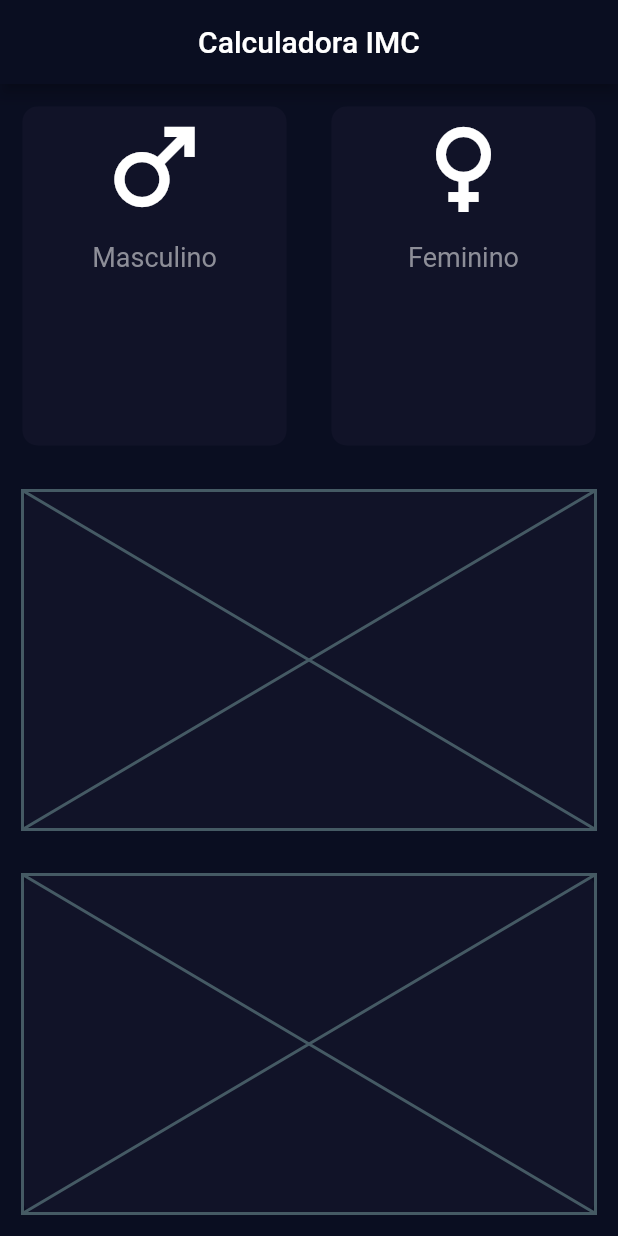
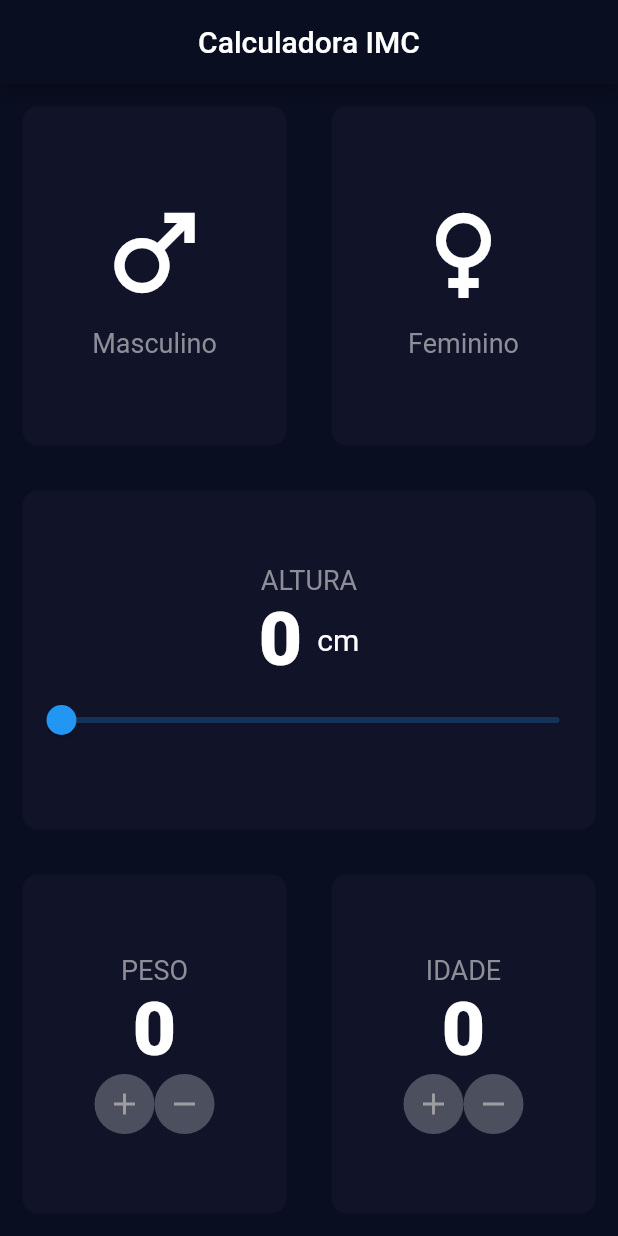
Before and after one commit to LiceB/CalculadoraIMCFlutter, a Flutter app: the screen it shows after launch, on a phone screen of 412 x 824 dp. Run offline on Flutter 3.47's test engine with Material 2 defaults, Android fonts, the phone set to English and light mode, and no system bars.

Commit message:
criação do restante dos widgets da página

```diff
--- /dev/null
+++ b/lib/components/card_button.dart
@@ -0,0 +1,69 @@
+import 'package:flutter/material.dart';
+import 'package:imc_calculator/constraints.dart';
+
+class CardButton extends StatefulWidget {
+  final String labelText;
+
+  const CardButton({required this.labelText});
+
+  @override
+  State<CardButton> createState() => _CardButtonState();
+}
+
+class _CardButtonState extends State<CardButton> {
+  int _height = 0;
+
+  void _incrementHeight() {
+    setState(() {
+      _height++;
+    });
+  }
+
+  void _decrementHeight() {
+    if (_height > 0) {
+      setState(() {
+        _height--;
+      });
+    }
+  }
+
+  @override
+  Widget build(BuildContext context) {
+    return Center(
+      child: Column(
+        mainAxisAlignment: MainAxisAlignment.center,
+        children: [
+          Center(
+            child: Text(
+              widget.labelText.toUpperCase(),
+              style: kLabelTextStyle,
+            ),
+          ),
+          Text(
+            '${_height}',
+            style: kNumberTextStyle,
+          ),
+          Row(
+            mainAxisAlignment: MainAxisAlignment.center,
+            children: [
+              CircleAvatar(
+                backgroundColor: Color.fromARGB(255, 76, 79, 94),
+                child: IconButton(
+                  onPressed: _incrementHeight,
+                  icon: const Icon(Icons.add),
+                ),
+              ),
+              CircleAvatar(
+                backgroundColor: Color.fromARGB(255, 76, 79, 94),
+                child: IconButton(
+                  onPressed: _decrementHeight,
+                  icon: const Icon(Icons.remove),
+                ),
+              ),
+            ],
+          )
+        ],
+      ),
+    );
+  }
+}
--- a/lib/components/icon_content.dart
+++ b/lib/components/icon_content.dart
@@ -14,6 +14,7 @@ class IconContent extends StatelessWidget {
   @override
   Widget build(BuildContext context) {
     return Column(
+      mainAxisAlignment: MainAxisAlignment.center,
       children: [
         Icon(
           icon,
--- /dev/null
+++ b/lib/components/slider_content.dart
@@ -0,0 +1,60 @@
+import 'package:flutter/material.dart';
+import 'package:imc_calculator/constraints.dart';
+
+class SliderContent extends StatefulWidget {
+  const SliderContent({super.key});
+
+  @override
+  State<SliderContent> createState() => _SliderContentState();
+}
+
+class _SliderContentState extends State<SliderContent> {
+  double _currentValue = 0;
+  double tamanho = 0;
+
+  @override
+  Widget build(BuildContext context) {
+    return Center(
+      child: Column(
+        mainAxisAlignment: MainAxisAlignment.center,
+        children: [
+          Center(
+            child: Text(
+              'Altura'.toUpperCase(),
+              style: kLabelTextStyle,
+            ),
+          ),
+          Row(
+            mainAxisAlignment: MainAxisAlignment.center,
+            children: [
+              Text(
+                _currentValue.toStringAsFixed(0),
+                style: kNumberTextStyle,
+              ),
+              SizedBox(
+                width: 5,
+              ),
+              Text(
+                ' cm',
+                style: TextStyle(fontSize: 20),
+              ),
+            ],
+          ),
+          Slider(
+            divisions: 255,
+            min: 0,
+            max: 255,
+            value: _currentValue,
+            onChanged: (value) {
+              setState(
+                () {
+                  _currentValue = value;
+                },
+              );
+            },
+          ),
+        ],
+      ),
+    );
+  }
+}
--- a/lib/main.dart
+++ b/lib/main.dart
@@ -13,6 +13,7 @@ class MyApp extends StatelessWidget {
   @override
   Widget build(BuildContext context) {
     return MaterialApp(
+      debugShowCheckedModeBanner: false,
       title: 'Flutter Demo',
       theme: ThemeData.dark().copyWith(
         primaryColor: kBackgroundColor,
--- a/lib/pages/calculadora_page.dart
+++ b/lib/pages/calculadora_page.dart
@@ -1,6 +1,8 @@
 import 'package:flutter/material.dart';
+import 'package:imc_calculator/components/card_button.dart';
 import 'package:imc_calculator/components/custom_card.dart';
 import 'package:imc_calculator/components/icon_content.dart';
+import 'package:imc_calculator/components/slider_content.dart';
 import 'package:imc_calculator/constraints.dart';
 
 class CalculadoraPage extends StatelessWidget {
@@ -37,12 +39,25 @@ class CalculadoraPage extends StatelessWidget {
           ),
           Expanded(
             child: CustomCard(
-              child: Placeholder(),
+              child: SliderContent(),
             ),
           ),
           Expanded(
-            child: CustomCard(
-              child: Placeholder(),
+            child: Row(
+              children: [
+                Expanded(
+                  child: CustomCard(
+                    child: CardButton(
+                      labelText: 'Peso',
+                    ),
+                  ),
+                ),
+                Expanded(
+                  child: CustomCard(
+                    child: CardButton(labelText: 'Idade'),
+                  ),
+                ),
+              ],
             ),
           ),
         ],
```
